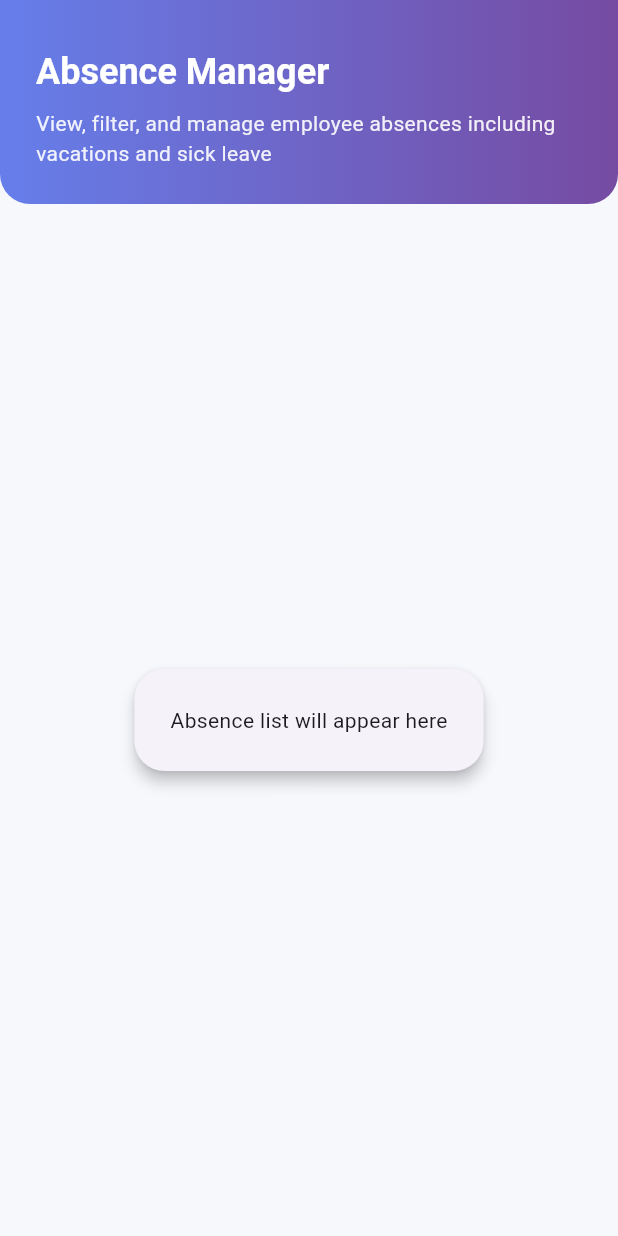
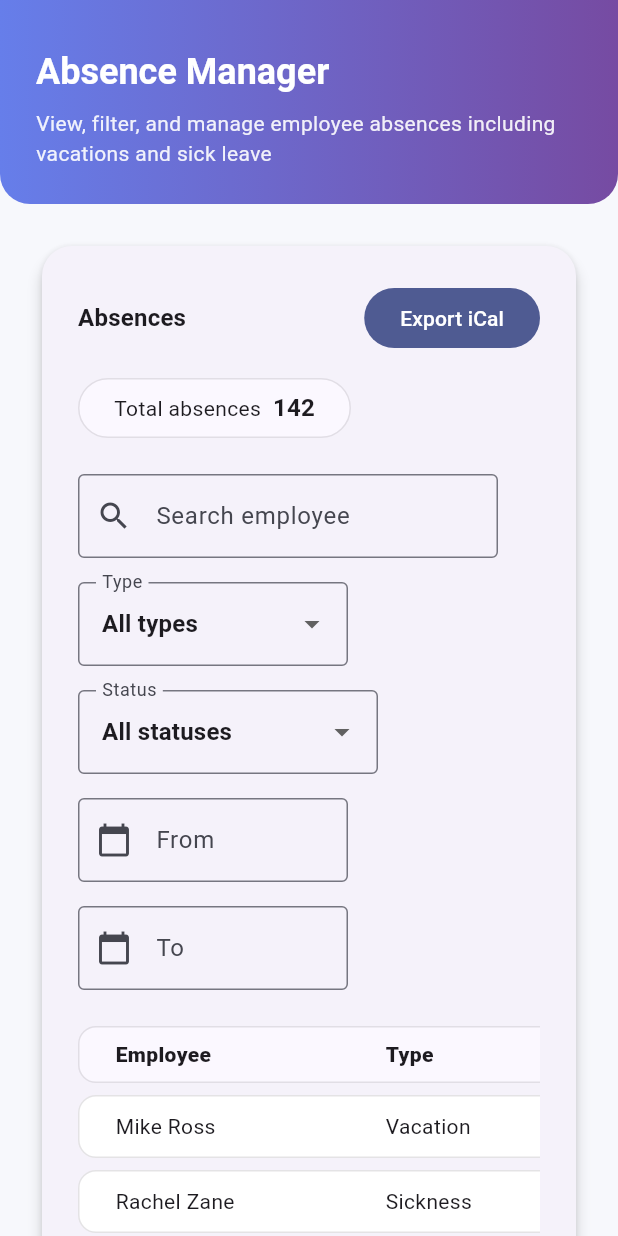
Before and after one commit to Chethana-BL/absence-manager-dashboard, a Flutter app: the screen it shows after launch, on a phone screen of 412 x 824 dp. Run offline on Flutter 3.47's test engine with Material 3 defaults, Android fonts, the phone set to English and light mode, and no system bars; our stand-ins replace go_router.

Commit message:
feat: add absence list table layout and filters
Introduce static filter bar and horizontally scrollable table with fixed-width columns.

```diff
--- /dev/null
+++ b/lib/features/absence_management/domain/enums/absence_status.dart
@@ -0,0 +1,9 @@
+enum AbsenceStatus {
+  requested('Requested'),
+  confirmed('Confirmed'),
+  rejected('Rejected');
+
+  const AbsenceStatus(this.label);
+
+  final String label;
+}
--- /dev/null
+++ b/lib/features/absence_management/domain/enums/absence_type.dart
@@ -0,0 +1,8 @@
+enum AbsenceType {
+  vacation('Vacation'),
+  sickness('Sickness');
+
+  const AbsenceType(this.label);
+
+  final String label;
+}
--- a/lib/features/absence_management/presentation/pages/absence_list_page.dart
+++ b/lib/features/absence_management/presentation/pages/absence_list_page.dart
@@ -1,6 +1,8 @@
 import 'package:absence_manager_dashboard/app/constants/app_sizes.dart';
 import 'package:absence_manager_dashboard/core/widgets/primary_gradient_header.dart';
 import 'package:absence_manager_dashboard/core/widgets/section_card.dart';
+import 'package:absence_manager_dashboard/features/absence_management/presentation/widgets/absence_filter_bar.dart';
+import 'package:absence_manager_dashboard/features/absence_management/presentation/widgets/absence_table.dart';
 import 'package:flutter/material.dart';
 
 class AbsenceListPage extends StatelessWidget {
@@ -17,13 +19,55 @@ class AbsenceListPage extends StatelessWidget {
                 'View, filter, and manage employee absences including vacations and sick leave',
           ),
           Expanded(
-            child: Center(
-              child: ConstrainedBox(
-                constraints: const BoxConstraints(maxWidth: 1100),
-                child: const Padding(
-                  padding: EdgeInsets.all(AppSizes.paddingLG),
-                  child: SectionCard(
-                    child: Text('Absence list will appear here'),
+            child: SingleChildScrollView(
+              child: Center(
+                child: ConstrainedBox(
+                  constraints: const BoxConstraints(maxWidth: 1200),
+                  child: Padding(
+                    padding: const EdgeInsets.all(AppSizes.paddingLG),
+                    child: Column(
+                      crossAxisAlignment: CrossAxisAlignment.stretch,
+                      children: <Widget>[
+                        SectionCard(
+                          padding: const EdgeInsets.all(AppSizes.paddingLG),
+                          child: Column(
+                            crossAxisAlignment: CrossAxisAlignment.stretch,
+                            children: <Widget>[
+                              Row(
+                                children: <Widget>[
+                                  Expanded(
+                                    child: Text(
+                                      'Absences',
+                                      style: Theme.of(
+                                        context,
+                                      ).textTheme.titleMedium,
+                                    ),
+                                  ),
+                                  FilledButton(
+                                    onPressed: () {
+                                      // TODO: Implement export functionality
+                                    },
+                                    child: const Text('Export iCal'),
+                                  ),
+                                ],
+                              ),
+                              const SizedBox(height: AppSizes.space),
+                              const Row(
+                                children: <Widget>[
+                                  // TODO: This should be dynamic based on the current filters and search query
+                                  _TotalAbsencesPill(total: 142),
+                                  Spacer(),
+                                ],
+                              ),
+                              const SizedBox(height: AppSizes.spaceLG),
+                              const AbsenceFilterBar(),
+                              const SizedBox(height: AppSizes.spaceLG),
+                              const AbsenceTable(),
+                            ],
+                          ),
+                        ),
+                      ],
+                    ),
                   ),
                 ),
               ),
@@ -34,3 +78,42 @@ class AbsenceListPage extends StatelessWidget {
     );
   }
 }
+
+class _TotalAbsencesPill extends StatelessWidget {
+  const _TotalAbsencesPill({required this.total});
+
+  final int total;
+
+  @override
+  Widget build(BuildContext context) {
+    return DecoratedBox(
+      decoration: BoxDecoration(
+        color: Theme.of(context).colorScheme.surface,
+        borderRadius: BorderRadius.circular(AppSizes.radiusLG),
+        border: Border.all(
+          color: Theme.of(context).dividerColor.withValues(alpha: 0.2),
+        ),
+      ),
+      child: Padding(
+        padding: const EdgeInsets.symmetric(
+          horizontal: AppSizes.paddingLG,
+          vertical: AppSizes.paddingSM,
+        ),
+        child: Row(
+          mainAxisSize: MainAxisSize.min,
+          children: <Widget>[
+            Text(
+              'Total absences',
+              style: Theme.of(context).textTheme.bodyMedium,
+            ),
+            const SizedBox(width: AppSizes.spaceSM),
+            Text(
+              total.toString(),
+              style: Theme.of(context).textTheme.titleMedium,
+            ),
+          ],
+        ),
+      ),
+    );
+  }
+}
--- /dev/null
+++ b/lib/features/absence_management/presentation/widgets/absence_filter_bar.dart
@@ -0,0 +1,121 @@
+import 'package:absence_manager_dashboard/app/constants/app_sizes.dart';
+import 'package:absence_manager_dashboard/features/absence_management/domain/enums/absence_status.dart';
+import 'package:absence_manager_dashboard/features/absence_management/domain/enums/absence_type.dart';
+import 'package:flutter/material.dart';
+
+class AbsenceFilterBar extends StatelessWidget {
+  const AbsenceFilterBar({super.key});
+
+  @override
+  Widget build(BuildContext context) {
+    return Wrap(
+      spacing: AppSizes.space,
+      runSpacing: AppSizes.space,
+      crossAxisAlignment: WrapCrossAlignment.center,
+      children: <Widget>[
+        const SizedBox(width: 280, child: _EmployeeSearchField()),
+        SizedBox(
+          width: 180,
+          child: _AbsenceTypeDropdown(value: null, onChanged: (_) {}),
+        ),
+        SizedBox(
+          width: 200,
+          child: _AbsenceStatusDropdown(value: null, onChanged: (_) {}),
+        ),
+        const SizedBox(width: 180, child: _DateField(label: 'From')),
+        const SizedBox(width: 180, child: _DateField(label: 'To')),
+      ],
+    );
+  }
+}
+
+class _EmployeeSearchField extends StatelessWidget {
+  const _EmployeeSearchField();
+
+  @override
+  Widget build(BuildContext context) {
+    return const TextField(
+      decoration: InputDecoration(
+        labelText: 'Search employee',
+        prefixIcon: Icon(Icons.search),
+        border: OutlineInputBorder(),
+      ),
+    );
+  }
+}
+
+class _AbsenceTypeDropdown extends StatelessWidget {
+  const _AbsenceTypeDropdown({required this.value, required this.onChanged});
+
+  final AbsenceType? value;
+  final ValueChanged<AbsenceType?> onChanged;
+
+  @override
+  Widget build(BuildContext context) {
+    return DropdownButtonFormField<AbsenceType?>(
+      initialValue: value,
+      items: <DropdownMenuItem<AbsenceType?>>[
+        const DropdownMenuItem<AbsenceType?>(
+          value: null,
+          child: Text('All types'),
+        ),
+        ...AbsenceType.values.map(
+          (AbsenceType e) =>
+              DropdownMenuItem<AbsenceType?>(value: e, child: Text(e.label)),
+        ),
+      ],
+      onChanged: onChanged,
+      decoration: const InputDecoration(
+        labelText: 'Type',
+        border: OutlineInputBorder(),
+      ),
+    );
+  }
+}
+
+class _AbsenceStatusDropdown extends StatelessWidget {
+  const _AbsenceStatusDropdown({required this.value, required this.onChanged});
+
+  final AbsenceStatus? value;
+  final ValueChanged<AbsenceStatus?> onChanged;
+
+  @override
+  Widget build(BuildContext context) {
+    return DropdownButtonFormField<AbsenceStatus?>(
+      initialValue: value,
+      items: <DropdownMenuItem<AbsenceStatus?>>[
+        const DropdownMenuItem<AbsenceStatus?>(
+          value: null,
+          child: Text('All statuses'),
+        ),
+        ...AbsenceStatus.values.map(
+          (AbsenceStatus s) =>
+              DropdownMenuItem<AbsenceStatus?>(value: s, child: Text(s.label)),
+        ),
+      ],
+      onChanged: onChanged,
+      decoration: const InputDecoration(
+        labelText: 'Status',
+        border: OutlineInputBorder(),
+      ),
+    );
+  }
+}
+
+class _DateField extends StatelessWidget {
+  const _DateField({required this.label});
+
+  final String label;
+
+  @override
+  Widget build(BuildContext context) {
+    return TextField(
+      readOnly: true,
+      decoration: InputDecoration(
+        labelText: label,
+        prefixIcon: const Icon(Icons.calendar_today),
+        border: const OutlineInputBorder(),
+      ),
+    );
+  }
+}
--- /dev/null
+++ b/lib/features/absence_management/presentation/widgets/absence_table.dart
@@ -0,0 +1,300 @@
+import 'package:absence_manager_dashboard/app/constants/app_sizes.dart';
+import 'package:absence_manager_dashboard/features/absence_management/domain/enums/absence_status.dart';
+import 'package:absence_manager_dashboard/features/absence_management/domain/enums/absence_type.dart';
+import 'package:absence_manager_dashboard/features/absence_management/presentation/widgets/status_badge.dart';
+import 'package:flutter/material.dart';
+
+class AbsenceTable extends StatelessWidget {
+  const AbsenceTable({super.key});
+
+  // TODO: Sample data for demonstration purposes. will be replaced with real data fetching logic.
+  static final List<_AbsenceRow> _rows = <_AbsenceRow>[
+    const _AbsenceRow(
+      employeeName: 'Mike Ross',
+      type: AbsenceType.vacation,
+      period: '2021-07-01 → 2021-07-03',
+      memberNote: 'Family trip',
+      admitterNote: 'Approved',
+      status: AbsenceStatus.confirmed,
+      days: 3,
+    ),
+    const _AbsenceRow(
+      employeeName: 'Rachel Zane',
+      type: AbsenceType.sickness,
+      period: '2021-07-10 → 2021-07-10',
+      memberNote: 'Flu',
+      admitterNote: '',
+      status: AbsenceStatus.requested,
+      days: 1,
+    ),
+    const _AbsenceRow(
+      employeeName: 'Harvey Specter',
+      type: AbsenceType.vacation,
+      period: '2021-07-15 → 2021-07-20',
+      memberNote: '',
+      admitterNote: 'Too many conflicts',
+      status: AbsenceStatus.rejected,
+      days: 6,
+    ),
+    const _AbsenceRow(
+      employeeName: 'Donna Paulsen',
+      type: AbsenceType.vacation,
+      period: '2021-08-01 → 2021-08-05',
+      memberNote: 'Travel',
+      admitterNote: 'Approved',
+      status: AbsenceStatus.confirmed,
+      days: 5,
+    ),
+    const _AbsenceRow(
+      employeeName: 'Louis Litt',
+      type: AbsenceType.sickness,
+      period: '2021-08-12 → 2021-08-13',
+      memberNote: 'Doctor visit',
+      admitterNote: '',
+      status: AbsenceStatus.requested,
+      days: 2,
+    ),
+    const _AbsenceRow(
+      employeeName: 'Jessica Pearson',
+      type: AbsenceType.vacation,
+      period: '2021-09-05 → 2021-09-07',
+      memberNote: '',
+      admitterNote: 'Approved',
+      status: AbsenceStatus.confirmed,
+      days: 3,
+    ),
+    const _AbsenceRow(
+      employeeName: 'Alex Williams',
+      type: AbsenceType.sickness,
+      period: '2021-09-18 → 2021-09-18',
+      memberNote: 'Migraine',
+      admitterNote: '',
+      status: AbsenceStatus.requested,
+      days: 1,
+    ),
+    const _AbsenceRow(
+      employeeName: 'Katrina Bennett',
+      type: AbsenceType.vacation,
+      period: '2021-10-02 → 2021-10-04',
+      memberNote: 'Wedding',
+      admitterNote: 'Approved',
+      status: AbsenceStatus.confirmed,
+      days: 3,
+    ),
+    const _AbsenceRow(
+      employeeName: 'Benjamin',
+      type: AbsenceType.sickness,
+      period: '2021-10-10 → 2021-10-11',
+      memberNote: '',
+      admitterNote: 'Provide certificate',
+      status: AbsenceStatus.requested,
+      days: 2,
+    ),
+    const _AbsenceRow(
+      employeeName: 'Gretchen',
+      type: AbsenceType.vacation,
+      period: '2021-10-20 → 2021-10-22',
+      memberNote: 'Family',
+      admitterNote: 'Approved',
+      status: AbsenceStatus.confirmed,
+      days: 3,
+    ),
+  ];
+
+  static const double _employeeW = 180;
+  static const double _typeW = 120;
+  static const double _periodW = 210;
+  static const double _memberNoteW = 220;
+  static const double _admitterNoteW = 220;
+  static const double _statusW = 130;
+  static const double _daysW = 80;
+
+  static const double _tableMinWidth =
+      _employeeW +
+      _typeW +
+      _periodW +
+      _memberNoteW +
+      _admitterNoteW +
+      _statusW +
+      _daysW +
+      (AppSizes.paddingLG * 2);
+
+  @override
+  Widget build(BuildContext context) {
+    final headerStyle = Theme.of(
+      context,
+    ).textTheme.bodyMedium?.copyWith(fontWeight: FontWeight.w800);
+
+    return SingleChildScrollView(
+      scrollDirection: Axis.horizontal,
+      child: ConstrainedBox(
+        constraints: const BoxConstraints(minWidth: _tableMinWidth),
+        child: Column(
+          children: <Widget>[
+            _TableHeader(style: headerStyle),
+            const SizedBox(height: AppSizes.spaceSM),
+            ..._rows.map((row) => _TableRowItem(row: row)),
+          ],
+        ),
+      ),
+    );
+  }
+}
+
+class _TableHeader extends StatelessWidget {
+  const _TableHeader({required this.style});
+
+  final TextStyle? style;
+
+  @override
+  Widget build(BuildContext context) {
+    return Container(
+      decoration: BoxDecoration(
+        color: Theme.of(context).colorScheme.surface,
+        borderRadius: BorderRadius.circular(AppSizes.radius),
+        border: Border.all(
+          color: Theme.of(context).dividerColor.withValues(alpha: 0.2),
+        ),
+      ),
+      padding: const EdgeInsets.symmetric(
+        horizontal: AppSizes.paddingLG,
+        vertical: AppSizes.paddingSM,
+      ),
+      child: _RowCells(
+        employee: Text('Employee', style: style),
+        type: Text('Type', style: style),
+        period: Text('Period', style: style),
+        memberNote: Text('Member note', style: style),
+        admitterNote: Text('Admitter note', style: style),
+        status: Text('Status', style: style),
+        days: Text('Days', style: style),
+      ),
+    );
+  }
+}
+
+class _TableRowItem extends StatelessWidget {
+  const _TableRowItem({required this.row});
+
+  final _AbsenceRow row;
+
+  @override
+  Widget build(BuildContext context) {
+    return Padding(
+      padding: const EdgeInsets.only(bottom: AppSizes.spaceSM),
+      child: Container(
+        decoration: BoxDecoration(
+          color: Colors.white,
+          borderRadius: BorderRadius.circular(AppSizes.radius),
+          border: Border.all(
+            color: Theme.of(context).dividerColor.withValues(alpha: 0.2),
+          ),
+        ),
+        padding: const EdgeInsets.symmetric(
+          horizontal: AppSizes.paddingLG,
+          vertical: AppSizes.paddingSM,
+        ),
+        child: _RowCells(
+          employee: Text(row.employeeName),
+          type: Text(row.type.label),
+          period: Text(row.period),
+          memberNote: Text(row.memberNote.isEmpty ? '-' : row.memberNote),
+          admitterNote: Text(row.admitterNote.isEmpty ? '-' : row.admitterNote),
+          status: StatusBadge(status: row.status),
+          days: Text(row.days.toString()),
+        ),
+      ),
+    );
+  }
+}
+
+class _RowCells extends StatelessWidget {
+  const _RowCells({
+    required this.employee,
+    required this.type,
+    required this.period,
+    required this.memberNote,
+    required this.admitterNote,
+    required this.status,
+    required this.days,
+    this.style,
+  });
+
+  final Widget employee;
+  final Widget type;
+  final Widget period;
+  final Widget memberNote;
+  final Widget admitterNote;
+  final Widget status;
+  final Widget days;
+  final TextStyle? style;
+
+  _RowCells withStyle(TextStyle? style) {
+    return _RowCells(
+      employee: employee,
+      type: type,
+      period: period,
+      memberNote: memberNote,
+      admitterNote: admitterNote,
+      status: status,
+      days: days,
+      style: style,
+    );
+  }
+
+  @override
+  Widget build(BuildContext context) {
+    Widget wrap(Widget child) {
+      if (style == null || child is! Text) return child;
+      return Text(child.data ?? '', style: style);
+    }
+
+    return Row(
+      mainAxisSize: MainAxisSize.min,
+      children: <Widget>[
+        _Cell(width: AbsenceTable._employeeW, child: wrap(employee)),
+        _Cell(width: AbsenceTable._typeW, child: wrap(type)),
+        _Cell(width: AbsenceTable._periodW, child: wrap(period)),
+        _Cell(width: AbsenceTable._memberNoteW, child: wrap(memberNote)),
+        _Cell(width: AbsenceTable._admitterNoteW, child: wrap(admitterNote)),
+        _Cell(width: AbsenceTable._statusW, child: status),
+        _Cell(width: AbsenceTable._daysW, child: wrap(days)),
+      ],
+    );
+  }
+}
+
+class _Cell extends StatelessWidget {
+  const _Cell({required this.width, required this.child});
+
+  final double width;
+  final Widget child;
+
+  @override
+  Widget build(BuildContext context) {
+    return SizedBox(
+      width: width,
+      child: Align(alignment: Alignment.centerLeft, child: child),
+    );
+  }
+}
+
+class _AbsenceRow {
+  const _AbsenceRow({
+    required this.employeeName,
+    required this.type,
+    required this.period,
+    required this.memberNote,
+    required this.admitterNote,
+    required this.status,
+    required this.days,
+  });
+
+  final String employeeName;
+  final AbsenceType type;
+  final String period;
+  final String memberNote;
+  final String admitterNote;
+  final AbsenceStatus status;
+  final int days;
+}
--- /dev/null
+++ b/lib/features/absence_management/presentation/widgets/status_badge.dart
@@ -0,0 +1,44 @@
+import 'package:absence_manager_dashboard/app/constants/app_sizes.dart';
+import 'package:absence_manager_dashboard/features/absence_management/domain/enums/absence_status.dart';
+import 'package:flutter/material.dart';
+
+class StatusBadge extends StatelessWidget {
+  const StatusBadge({super.key, required this.status});
+
+  final AbsenceStatus status;
+
+  @override
+  Widget build(BuildContext context) {
+    final (bg, fg) = _colorsFor(context, status);
+
+    return Container(
+      padding: const EdgeInsets.symmetric(
+        horizontal: AppSizes.paddingSM,
+        vertical: AppSizes.paddingXS,
+      ),
+      decoration: BoxDecoration(
+        color: bg,
+        borderRadius: BorderRadius.circular(AppSizes.radius),
+      ),
+      child: Text(
+        status.label,
+        style: Theme.of(
+          context,
+        ).textTheme.bodySmall?.copyWith(color: fg, fontWeight: FontWeight.w600),
+      ),
+    );
+  }
+
+  (Color, Color) _colorsFor(BuildContext context, AbsenceStatus status) {
+    final scheme = Theme.of(context).colorScheme;
+
+    switch (status) {
+      case AbsenceStatus.requested:
+        return (scheme.primary.withValues(alpha: 0.12), scheme.primary);
+      case AbsenceStatus.confirmed:
+        return (Colors.green.withValues(alpha: 0.12), Colors.green.shade800);
+      case AbsenceStatus.rejected:
+        return (Colors.red.withValues(alpha: 0.12), Colors.red.shade800);
+    }
+  }
+}
```
